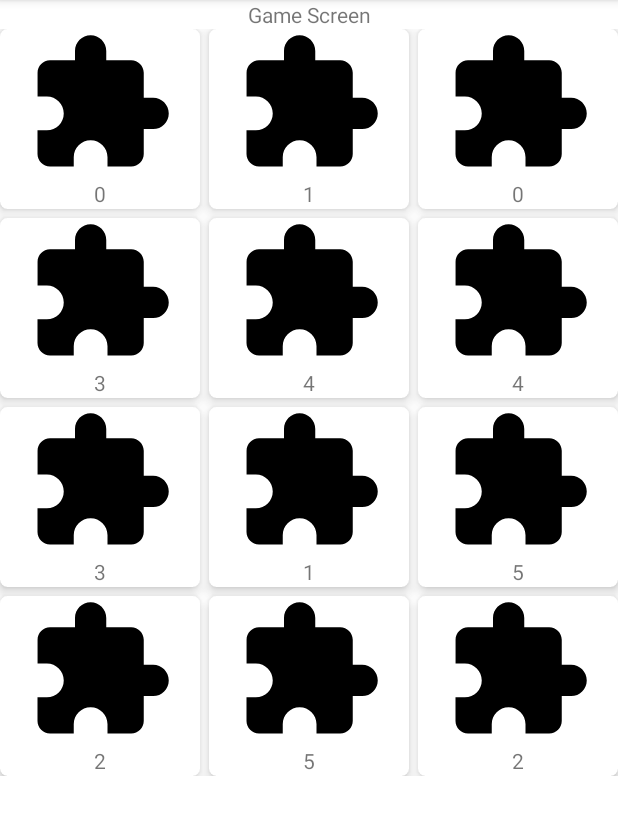
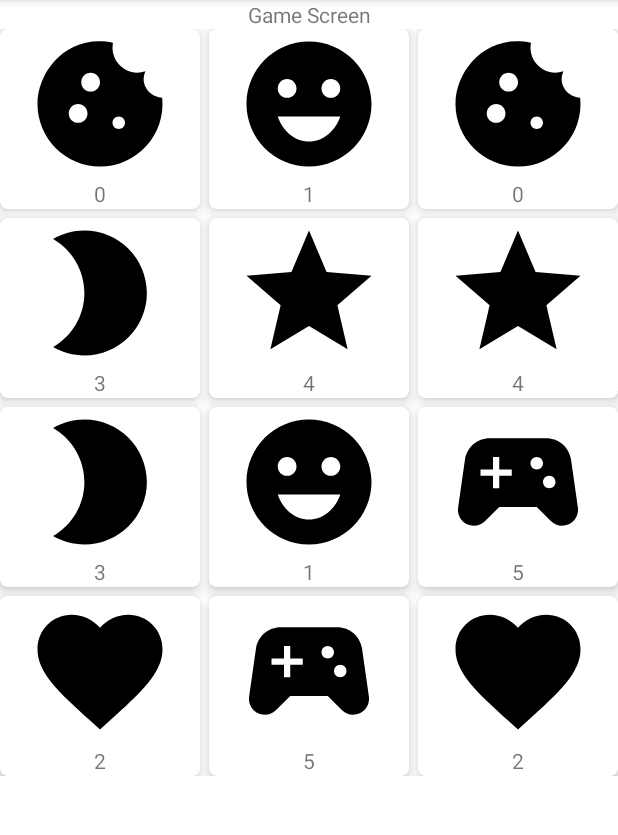
Before and after one commit to katherine-co/CS4750-MemoryGame, an Android app: the screen it shows after launch (GameScreen), after a tap on "3 X 4", on a phone screen of 412 x 824 dp, the part 84-919 px from its top. Run offline under Robolectric (Android 15) with nearby library versions, the phone set to English and light mode, and no system bars.

Commit message:
Added icons to list

```diff
--- a/app/src/main/java/com/android/memoryGame/GameScreen.kt
+++ b/app/src/main/java/com/android/memoryGame/GameScreen.kt
@@ -6,18 +6,18 @@ import androidx.appcompat.app.AppCompatActivity
 
 
 private val ICONS = listOf(
-    R.drawable.test,
-    R.drawable.test,
-    R.drawable.test,
-    R.drawable.test,
-    R.drawable.test,
-    R.drawable.test,
-    R.drawable.test,
-    R.drawable.test,
-    R.drawable.test,
-    R.drawable.test,
-    R.drawable.test,
-    R.drawable.test
+    R.drawable.c1,
+    R.drawable.c2,
+    R.drawable.c3,
+    R.drawable.c4,
+    R.drawable.c5,
+    R.drawable.c6,
+    R.drawable.c7,
+    R.drawable.c8,
+    R.drawable.c9,
+    R.drawable.c10,
+    R.drawable.c11,
+    R.drawable.c12
 )
 class GameScreen : AppCompatActivity() {
 
```
